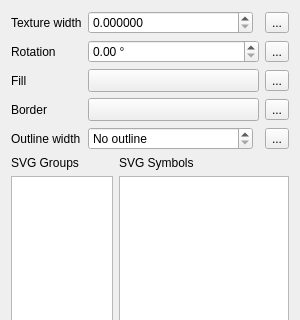
carsmie/QGIS, file src/ui/symbollayer/widget_svgfill.ui: the form before one commit; both pictures show x 0 to 300 and y 0 to 320 of the 300 by 465 pixel window.
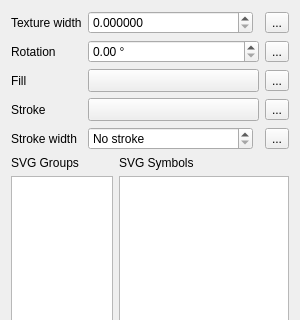
The form after the commit. Custom widgets are drawn as their Qt base class.

Commit message:
[needs-docs] Rename Outline and Border -> Stroke
This change is being driven by:

- need for consistent terminology in the api. Currently there's
a confusing mix of border/outline used
- need for consistent terminology in the gui - we have a mix
of "border"/"outline"/"pen"
- bringing QGIS into line with the standard terminology used
in other graphic editing programs

Patch:
```diff
--- a/src/ui/symbollayer/widget_svgfill.ui
+++ b/src/ui/symbollayer/widget_svgfill.ui
@@ -40,7 +40,7 @@
       </sizepolicy>
      </property>
      <property name="text">
-      <string>Border</string>
+      <string>Stroke</string>
      </property>
     </widget>
    </item>
@@ -76,7 +76,7 @@
    <item row="4" column="0">
     <widget class="QLabel" name="mBorderWidthLabel">
      <property name="text">
-      <string>Outline width</string>
+      <string>Stroke width</string>
      </property>
     </widget>
    </item>
@@ -105,7 +105,7 @@
         </sizepolicy>
        </property>
        <property name="specialValueText">
-        <string>No outline</string>
+        <string>No stroke</string>
        </property>
        <property name="decimals">
         <number>6</number>
```
Left out of the diff: 18 changed lines with no effect on the pictures. The commit also changes 148 other files.
